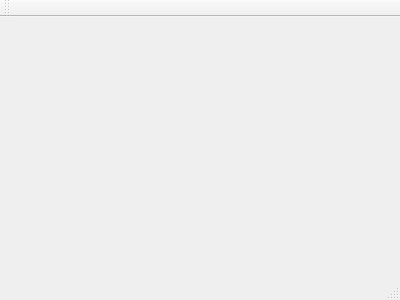
The window that tictac.ui (PikaBeka/BBB_Calculator) describes before a commit, drawn with Qt 5.
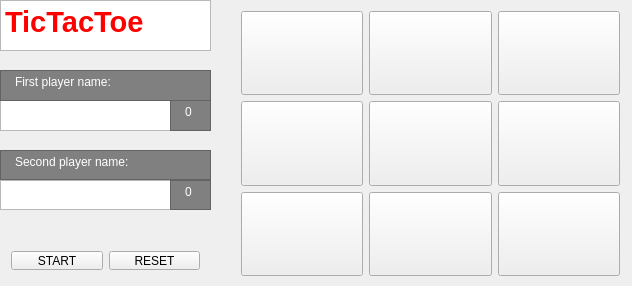
The same window after the commit.

What changed in the file:
```diff
--- a/tictac.ui
+++ b/tictac.ui
@@ -1,24 +1,306 @@
 <ui version="4.0">
  <class>TicTac</class>
- <widget class="QMainWindow" name="TicTac" >
-  <property name="geometry" >
+ <widget class="QMainWindow" name="TicTac">
+  <property name="geometry">
    <rect>
     <x>0</x>
     <y>0</y>
-    <width>400</width>
-    <height>300</height>
+    <width>632</width>
+    <height>286</height>
    </rect>
   </property>
   <property name="windowTitle" >
    <string>TicTac</string>
   </property>
-  <widget class="QMenuBar" name="menuBar" />
-  <widget class="QToolBar" name="mainToolBar" />
-  <widget class="QWidget" name="centralWidget" />
-  <widget class="QStatusBar" name="statusBar" />
+  <property name="styleSheet">
+   <string notr="true">QmainWindow{
+	background-color: white;
+}</string>
+  </property>
+  <widget class="QWidget" name="centralWidget">
+   <widget class="QWidget" name="gridLayoutWidget">
+    <property name="geometry">
+     <rect>
+      <x>230</x>
+      <y>0</y>
+      <width>401</width>
+      <height>287</height>
+     </rect>
+    </property>
+    <layout class="QGridLayout" name="gridLayout">
+     <item row="4" column="2">
+      <widget class="QPushButton" name="pushButton_8">
+       <property name="sizePolicy">
+        <sizepolicy hsizetype="Minimum" vsizetype="Preferred">
+         <horstretch>0</horstretch>
+         <verstretch>0</verstretch>
+        </sizepolicy>
+       </property>
+       <property name="mouseTracking">
+        <bool>false</bool>
+       </property>
+       <property name="text">
+        <string/>
+       </property>
+      </widget>
+     </item>
+     <item row="4" column="1">
+      <widget class="QPushButton" name="pushButton_7">
+       <property name="sizePolicy">
+        <sizepolicy hsizetype="Minimum" vsizetype="Preferred">
+         <horstretch>0</horstretch>
+         <verstretch>0</verstretch>
+        </sizepolicy>
+       </property>
+       <property name="text">
+        <string/>
+       </property>
+      </widget>
+     </item>
+     <item row="1" column="2">
+      <widget class="QPushButton" name="pushButton_2">
+       <property name="sizePolicy">
+        <sizepolicy hsizetype="Minimum" vsizetype="Preferred">
+         <horstretch>0</horstretch>
+         <verstretch>0</verstretch>
+        </sizepolicy>
+       </property>
+       <property name="text">
+        <string/>
+       </property>
+      </widget>
+     </item>
+     <item row="2" column="0">
+      <widget class="QPushButton" name="pushButton_3">
+       <property name="sizePolicy">
+        <sizepolicy hsizetype="Minimum" vsizetype="Preferred">
+         <horstretch>0</horstretch>
+         <verstretch>0</verstretch>
+        </sizepolicy>
+       </property>
+       <property name="text">
+        <string/>
+       </property>
+      </widget>
+     </item>
+     <item row="1" column="0">
+      <widget class="QPushButton" name="pushButton_0">
+       <property name="sizePolicy">
+        <sizepolicy hsizetype="Minimum" vsizetype="Preferred">
+         <horstretch>0</horstretch>
+         <verstretch>0</verstretch>
+        </sizepolicy>
+       </property>
+       <property name="text">
+        <string/>
+       </property>
+      </widget>
+     </item>
+     <item row="2" column="1">
+      <widget class="QPushButton" name="pushButton_4">
+       <property name="sizePolicy">
+        <sizepolicy hsizetype="Minimum" vsizetype="Preferred">
+         <horstretch>0</horstretch>
+         <verstretch>0</verstretch>
+        </sizepolicy>
+       </property>
+       <property name="text">
+        <string/>
+       </property>
+      </widget>
+     </item>
+     <item row="2" column="2">
+      <widget class="QPushButton" name="pushButton_5">
+       <property name="sizePolicy">
+        <sizepolicy hsizetype="Minimum" vsizetype="Preferred">
+         <horstretch>0</horstretch>
+         <verstretch>0</verstretch>
+        </sizepolicy>
+       </property>
+       <property name="text">
+        <string/>
+       </property>
+      </widget>
+     </item>
+     <item row="4" column="0">
+      <widget class="QPushButton" name="pushButton_6">
+       <property name="sizePolicy">
+        <sizepolicy hsizetype="Minimum" vsizetype="Preferred">
+         <horstretch>0</horstretch>
+         <verstretch>0</verstretch>
+        </sizepolicy>
+       </property>
+       <property name="text">
+        <string/>
+       </property>
+      </widget>
+     </item>
+     <item row="1" column="1">
+      <widget class="QPushButton" name="pushButton_1">
+       <property name="sizePolicy">
+        <sizepolicy hsizetype="Minimum" vsizetype="Preferred">
+         <horstretch>0</horstretch>
+         <verstretch>0</verstretch>
+        </sizepolicy>
+       </property>
+       <property name="text">
+        <string/>
+       </property>
+      </widget>
+     </item>
+    </layout>
+   </widget>
+   <widget class="QTextEdit" name="PlayerName1">
+    <property name="geometry">
+     <rect>
+      <x>0</x>
+      <y>100</y>
+      <width>171</width>
+      <height>31</height>
+     </rect>
+    </property>
+   </widget>
+   <widget class="QTextEdit" name="PlayerName2">
+    <property name="geometry">
+     <rect>
+      <x>0</x>
+      <y>180</y>
+      <width>171</width>
+      <height>30</height>
+     </rect>
+    </property>
+   </widget>
+   <widget class="QTextBrowser" name="textBrowser">
+    <property name="geometry">
+     <rect>
+      <x>0</x>
+      <y>0</y>
+      <width>211</width>
+      <height>51</height>
+     </rect>
+    </property>
+    <property name="styleSheet">
+     <string notr="true">QTextBrowser{
+	color: red;
+}</string>
+    </property>
+    <property name="html">
+     <string>&lt;!DOCTYPE HTML PUBLIC &quot;-//W3C//DTD HTML 4.0//EN&quot; &quot;http://www.w3.org/TR/REC-html40/strict.dtd&quot;&gt;
+&lt;html&gt;&lt;head&gt;&lt;meta name=&quot;qrichtext&quot; content=&quot;1&quot; /&gt;&lt;style type=&quot;text/css&quot;&gt;
+p, li { white-space: pre-wrap; }
+&lt;/style&gt;&lt;/head&gt;&lt;body style=&quot; font-family:'Ubuntu'; font-size:11pt; font-weight:400; font-style:normal;&quot;&gt;
+&lt;p style=&quot; margin-top:0px; margin-bottom:0px; margin-left:0px; margin-right:0px; -qt-block-indent:0; text-indent:0px;&quot;&gt;&lt;span style=&quot; font-size:22pt; font-weight:600;&quot;&gt;TicTacToe&lt;/span&gt;&lt;/p&gt;&lt;/body&gt;&lt;/html&gt;</string>
+    </property>
+   </widget>
+   <widget class="QPlainTextEdit" name="plainTextEdit">
+    <property name="geometry">
+     <rect>
+      <x>0</x>
+      <y>70</y>
+      <width>211</width>
+      <height>31</height>
+     </rect>
+    </property>
+    <property name="styleSheet">
+     <string notr="true">QPlainTextEdit{
+	color: white;
+	padding-left: 10px;
+	background-color: gray;
+}</string>
+    </property>
+    <property name="plainText">
+     <string>First player name:</string>
+    </property>
+   </widget>
+   <widget class="QPlainTextEdit" name="plainTextEdit_2">
+    <property name="geometry">
+     <rect>
+      <x>0</x>
+      <y>150</y>
+      <width>211</width>
+      <height>30</height>
+     </rect>
+    </property>
+    <property name="styleSheet">
+     <string notr="true">QPlainTextEdit{
+	color: white;
+	padding-left: 10px;
+	background-color: gray;
+}</string>
+    </property>
+    <property name="plainText">
+     <string>Second player name:</string>
+    </property>
+   </widget>
+   <widget class="QWidget" name="horizontalLayoutWidget">
+    <property name="geometry">
+     <rect>
+      <x>0</x>
+      <y>240</y>
+      <width>211</width>
+      <height>41</height>
+     </rect>
+    </property>
+    <layout class="QHBoxLayout" name="horizontalLayout">
+     <item>
+      <widget class="QPushButton" name="StartButton">
+       <property name="text">
+        <string>START</string>
+       </property>
+      </widget>
+     </item>
+     <item>
+      <widget class="QPushButton" name="ResetButton">
+       <property name="text">
+        <string>RESET</string>
+       </property>
+      </widget>
+     </item>
+    </layout>
+   </widget>
+   <widget class="QPlainTextEdit" name="PlayerScore1">
+    <property name="geometry">
+     <rect>
+      <x>170</x>
+      <y>100</y>
+      <width>41</width>
+      <height>31</height>
+     </rect>
+    </property>
+    <property name="styleSheet">
+     <string notr="true">QPlainTextEdit{
+	color: white;
+	padding-left: 10px;
+	background-color: gray;
+}</string>
+    </property>
+    <property name="plainText">
+     <string>0</string>
+    </property>
+   </widget>
+   <widget class="QPlainTextEdit" name="PlayerScore2">
+    <property name="geometry">
+     <rect>
+      <x>170</x>
+      <y>180</y>
+      <width>41</width>
+      <height>30</height>
+     </rect>
+    </property>
+    <property name="styleSheet">
+     <string notr="true">QPlainTextEdit{
+	color: white;
+	padding-left: 10px;
+	background-color: gray;
+}</string>
+    </property>
+    <property name="plainText">
+     <string>0</string>
+    </property>
+   </widget>
+  </widget>
  </widget>
- <layoutDefault spacing="6" margin="11" />
- <pixmapfunction></pixmapfunction>
+ <layoutdefault spacing="6" margin="11"/>
  <resources/>
  <connections/>
 </ui>
```
Left out of the diff: 3 changed lines with no effect on the pictures.
